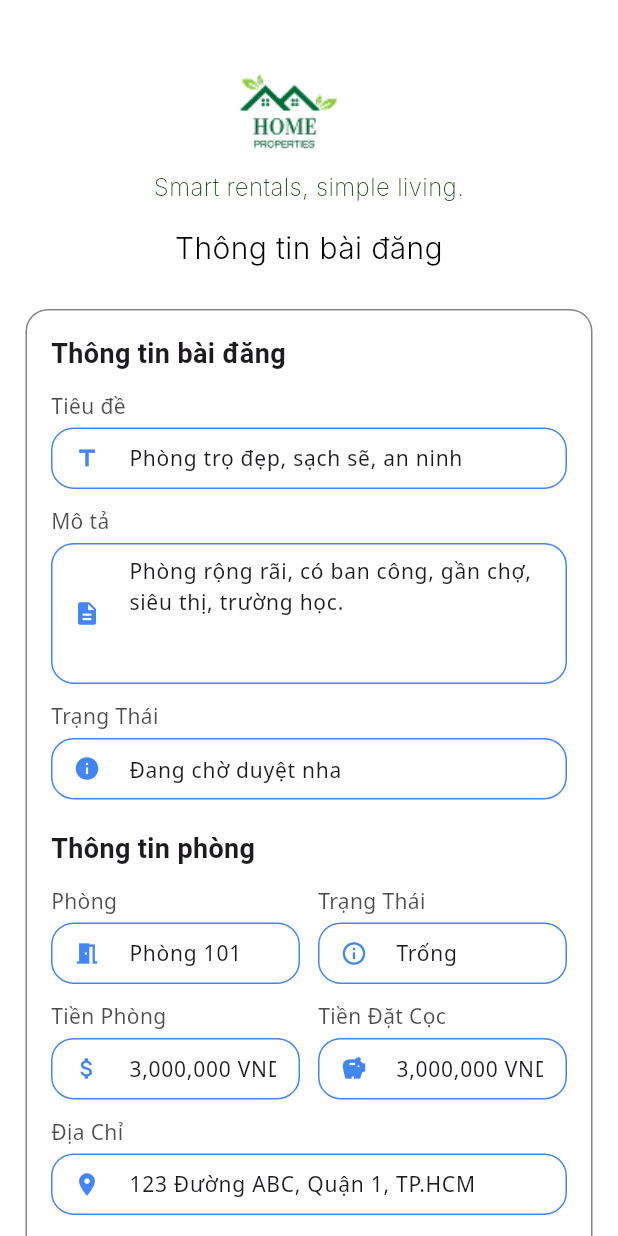
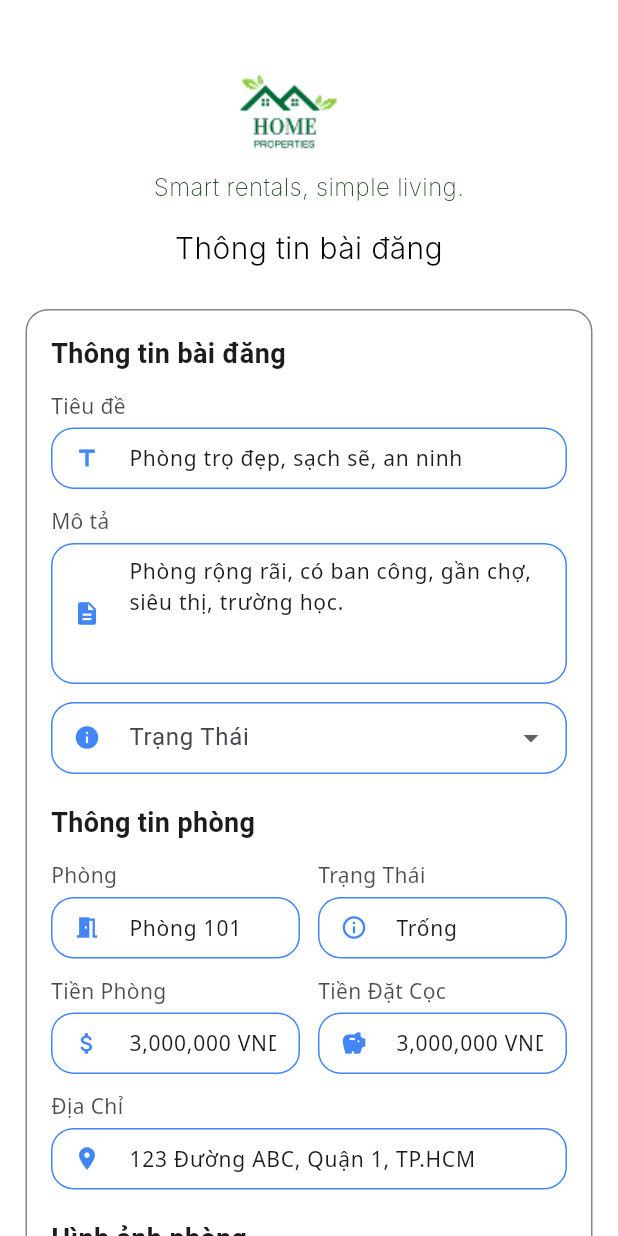
Before and after one commit to nho-moi-so/quan-ly-tim-kiem-phong-tro, a Flutter app: the DetailPostScreen screen opened directly with empty values, on a phone screen of 412 x 824 dp. Run offline on Flutter 3.47's test engine with Material 3 defaults, Android fonts, the phone set to English and light mode, and no system bars; our stand-ins replace cloud_firestore, firebase_core, fl_chart, flutter_svg, image_picker, pie_chart; accounts and stored records are empty; network calls fail; Roboto replaces fonts that are missing (Inter, Noto Sans).

Commit message:
feat: Implement post creation and update functionalities, enhance post status management, and improve UI interactions

```diff
--- a/quan_ly_tim_kiem_phong_tro_fe/lib/features/owner/helpers/status_constants.dart
+++ b/quan_ly_tim_kiem_phong_tro_fe/lib/features/owner/helpers/status_constants.dart
@@ -70,6 +70,39 @@ class BookingRequestStatus {
 //kiểm tra status của hóa đơn
 
 //kiểm tra status của post
+class PostStatus {
+  static const draft = "Draft";
+  static const pending = "Pending";
+  static const approved = "Approved";
+  static const rejected = "Rejected";
+
+  static const values = [
+    draft,
+    pending,
+    approved,
+    rejected,
+  ];
+
+  static const localized = {
+    draft: "Nháp",
+    pending: "Đang chờ duyệt",
+    approved: "Đã duyệt",
+    rejected: "Bị từ chối",
+  };
+
+  static String toVietnamese(String status) {
+    return localized[status] ?? status;
+  }
+
+  static String fromVietnamese(String vietnamese) {
+    return localized.entries
+        .firstWhere(
+          (entry) => entry.value == vietnamese,
+          orElse: () => MapEntry(vietnamese, vietnamese),
+        )
+        .key;
+  }
+}
 
 //kiểm tra status của user
 
--- a/quan_ly_tim_kiem_phong_tro_fe/lib/features/owner/screens/manager_post/detail_post_screens.dart
+++ b/quan_ly_tim_kiem_phong_tro_fe/lib/features/owner/screens/manager_post/detail_post_screens.dart
@@ -21,7 +21,7 @@ class DetailPostScreen extends StatelessWidget {
     if (postId == "new") {
       // Tạo bài đăng mới
       print("Creating new post for apartmentId: $apartmentId");
-      postDetail = _postController.create(apartmentId!); // Sử dụng apartmentId để tạo bài đăng mới
+      postDetail = _postController.getCreatePost(apartmentId!); // Sử dụng apartmentId để tạo bài đăng mới
     } else {
       postDetail = _postController.viewDetail(postId);
     }
@@ -51,7 +51,31 @@ class DetailPostScreen extends StatelessWidget {
                   ),
                   SizedBox(height: screenHeight * 0.01),
                   LabelTitleWidget(title: "Thông tin bài đăng"),
-                  Center(child: RoomDetailCardWidget(postDetail)), // Truyền postDetail vào đây
+                  Center(child: RoomDetailCardWidget(
+                    postDetail,
+                    onSubmit: (isCreate, data) async {
+                      if (isCreate) {
+                        // Gọi API tạo mới bài đăng
+                        print("Tạo mới bài đăng: ${data.postTitle}");
+                        bool result = await _postController.create(data);
+                        if(result){
+                          print("Tạo bài đăng thành công");
+                        }
+                      } else {
+                        // Gọi API cập nhật bài đăng
+                        print("Cập nhật bài đăng: ${data.postId}");
+                        bool result = await _postController.updateInfo(data);
+                        if(result){
+                          print("Cập nhật bài đăng thành công");
+                        }
+                      }
+
+                    },
+                    onStatusChanged: (status, data) {
+                      print("Trạng thái bài đăng thay đổi: $status");
+                      _postController.updateStatus(data.postId!, status);
+                    },
+                  )),
                 ],
               ),
             ),
--- a/quan_ly_tim_kiem_phong_tro_fe/lib/features/owner/viewmodel/post_detail.dart
+++ b/quan_ly_tim_kiem_phong_tro_fe/lib/features/owner/viewmodel/post_detail.dart
@@ -1,5 +1,6 @@
 class PostDetail {
   String? postId;
+  String? apartmentId;
   String? roomNumber;
   String? price;
   String? deposit;
@@ -12,6 +13,7 @@ class PostDetail {
 
   PostDetail({
     this.postId,
+    this.apartmentId,
     this.roomNumber,
     this.price,
     this.deposit,
--- a/quan_ly_tim_kiem_phong_tro_fe/lib/features/owner/widgets/post/room_detail_card_widget.dart
+++ b/quan_ly_tim_kiem_phong_tro_fe/lib/features/owner/widgets/post/room_detail_card_widget.dart
@@ -2,12 +2,17 @@ import 'dart:io';
 
 import 'package:flutter/material.dart';
 import 'package:image_picker/image_picker.dart';
+import 'package:quan_ly_tim_kiem_phong_tro_fe/features/owner/controller/post_controller.dart';
+import 'package:quan_ly_tim_kiem_phong_tro_fe/features/owner/helpers/status_constants.dart';
 import 'package:quan_ly_tim_kiem_phong_tro_fe/features/owner/viewmodel/post_detail.dart';
 
 class RoomDetailCardWidget extends StatefulWidget {
-  final PostDetail postDetail; // Thêm dòng này
+  final PostDetail postDetail;
+  final void Function(bool isCreate, PostDetail data)? onSubmit;
+  final void Function(String status, PostDetail data)? onStatusChanged;
 
-  const RoomDetailCardWidget(this.postDetail, {super.key});
+
+  const RoomDetailCardWidget(this.postDetail, {super.key, this.onSubmit, this.onStatusChanged});
 
   @override
   State<RoomDetailCardWidget> createState() => _RoomDetailCardWidgetState();
@@ -37,6 +42,7 @@ class _RoomDetailCardWidgetState extends State<RoomDetailCardWidget> {
     postDescriptionController = TextEditingController(text: widget.postDetail.postDescription ?? '');
     postStatusController = TextEditingController(text: widget.postDetail.postStatus ?? 'Nháp....');
     imageUrls = widget.postDetail.imageUrls ?? [];
+    List<String> allStatuses = PostController().getAllPostStatus();
   }
 
   @override
@@ -78,7 +84,47 @@ class _RoomDetailCardWidgetState extends State<RoomDetailCardWidget> {
                   const SizedBox(height: 12),
                   _infoField(label: 'Mô tả', controller: postDescriptionController, fullWidth: true, multiline: true, icon: Icons.description, hint: 'Nhập mô tả bài đăng...'),
                   const SizedBox(height: 12),
-                  _infoField(label: 'Trạng Thái', controller: postStatusController, fullWidth: true, icon: Icons.info, hint: '', readOnly: true),
+                  DropdownButtonFormField<String>(
+                    value: postStatusController.text.isNotEmpty ? postStatusController.text : 'Draft',
+                    decoration: InputDecoration(
+                      prefixIcon: const Icon(Icons.info, color: Color(0xFF4285F4)),
+                      labelText: 'Trạng Thái',
+                      border: OutlineInputBorder(
+                        borderRadius: BorderRadius.circular(15),
+                        borderSide: const BorderSide(color: Color(0xFF4285F4)),
+                      ),
+                      enabledBorder: OutlineInputBorder(
+                        borderRadius: BorderRadius.circular(15),
+                        borderSide: const BorderSide(color: Color(0xFF4285F4)),
+                      ),
+                      focusedBorder: OutlineInputBorder(
+                        borderRadius: BorderRadius.circular(15),
+                        borderSide: const BorderSide(color: Color(0xFF4285F4), width: 2),
+                      ),
+                      contentPadding: const EdgeInsets.symmetric(horizontal: 12, vertical: 8),
+                      isDense: true,
+                      filled: true,
+                      fillColor: Colors.white,
+                    ),
+                    items: PostStatus.values.map((status) {
+                      return DropdownMenuItem<String>(
+                        value: status,
+                        child: Text(status),
+                      );
+                    }).toList(),
+                    onChanged: (value) {
+                      setState(() {
+                        postStatusController.text = value ?? 'Draft';
+                      });
+                      if (widget.onStatusChanged != null && value != null) {
+                        widget.onStatusChanged!(value, widget.postDetail);
+                      }
+                    },
+                    disabledHint: Text(
+                      postStatusController.text.isNotEmpty ? postStatusController.text : 'Nháp',
+                      style: const TextStyle(color: Colors.black),
+                    ),
+                  ),
                   const SizedBox(height: 20),
                   const Text('Thông tin phòng', style: TextStyle(fontSize: 18, fontWeight: FontWeight.bold)),
                   const SizedBox(height: 12),
@@ -143,10 +189,14 @@ class _RoomDetailCardWidgetState extends State<RoomDetailCardWidget> {
                         child: ElevatedButton(
                           onPressed: () {
                             final info = '''Tiêu đề: ${postTitleController.text}\nMô tả: ${postDescriptionController.text}\nPhòng: ${roomController.text}\nTiền phòng: ${priceController.text}\nTiền đặt cọc: ${depositController.text}\nĐịa chỉ: ${addressController.text}''';
+                            bool isCreate = widget.postDetail.postId == null || widget.postDetail.postId!.isEmpty || widget.postDetail.postId == "new";
+                            if (widget.onSubmit != null) {
+                              widget.onSubmit!(isCreate, widget.postDetail);
+                            }
                             showDialog(
                               context: context,
                               builder: (ctx) => AlertDialog(
-                                title: const Text('Xác nhận cập nhật'),
+                                title: Text(isCreate ? 'Xác nhận tạo bài viết' : 'Xác nhận cập nhật'),
                                 content: Text(info),
                                 actions: [
                                   TextButton(onPressed: () => Navigator.pop(ctx), child: const Text('Đóng')),
@@ -160,7 +210,9 @@ class _RoomDetailCardWidgetState extends State<RoomDetailCardWidget> {
                               borderRadius: BorderRadius.circular(10),
                             ),
                           ),
-                          child: const Text('Cập Nhật'),
+                          child: Text(
+                            widget.postDetail.postId == null || widget.postDetail.postId!.isEmpty || widget.postDetail.postId == "new" ? 'Tạo' : 'Cập Nhật',
+                          ),
                         ),
                       ),
                     ],
--- a/quan_ly_tim_kiem_phong_tro_fe/lib/model/post.dart
+++ b/quan_ly_tim_kiem_phong_tro_fe/lib/model/post.dart
@@ -1,14 +1,16 @@
 import 'package:cloud_firestore/cloud_firestore.dart';
 
 class Post {
-  final String postID;
-  final String header;
-  final String status;
-  final String description;
-  final DateTime creationDate;
+  String? postID;
+  String? apartmentID;
+  String header;
+  String status;
+  String description;
+  DateTime creationDate;
 
   Post({
-    required this.postID,
+    this.postID,
+    this.apartmentID,
     required this.header,
     required this.status,
     required this.description,
@@ -18,6 +20,7 @@ class Post {
   factory Post.fromJson(Map<String, dynamic> json) {
     return Post(
       postID: json['postID'],
+      apartmentID: json['apartmentID'],
       header: json['header'],
       status: json['status'],
       description: json['description'],
@@ -28,6 +31,7 @@ class Post {
   Map<String, dynamic> toJson() {
     return {
       'postID': postID,
+      'apartmentID': apartmentID,
       'header': header,
       'status': status,
       'description': description,
```
Also changed, not shown: quan_ly_tim_kiem_phong_tro_fe/lib/features/owner/controller/post_controller.dart (+60 -59 lines), quan_ly_tim_kiem_phong_tro_fe/lib/service/owner/post_service.dart (+6 -4 lines).
